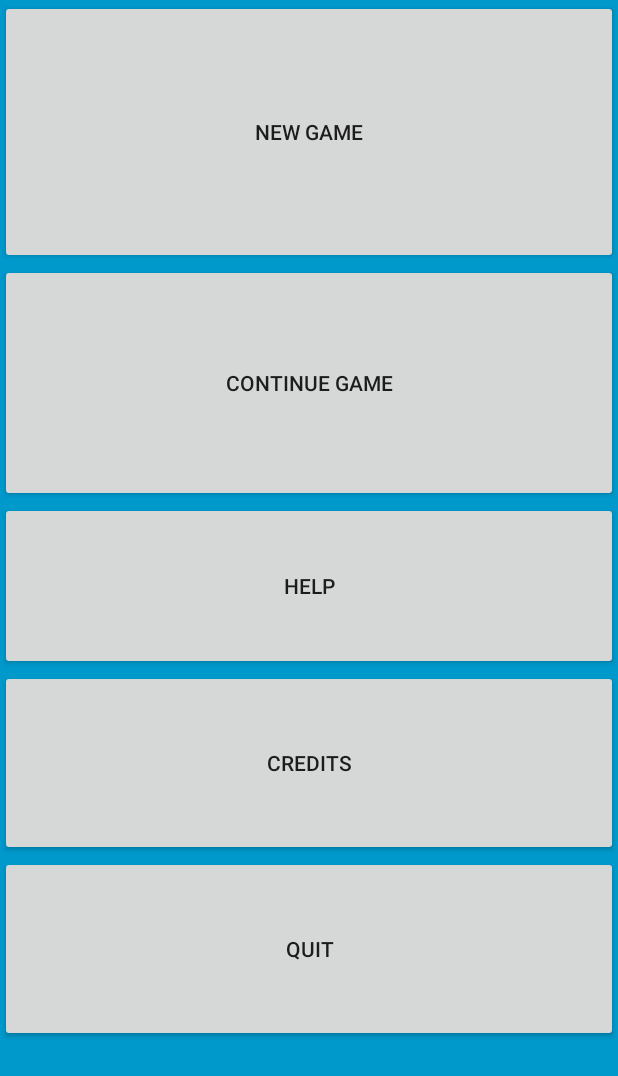
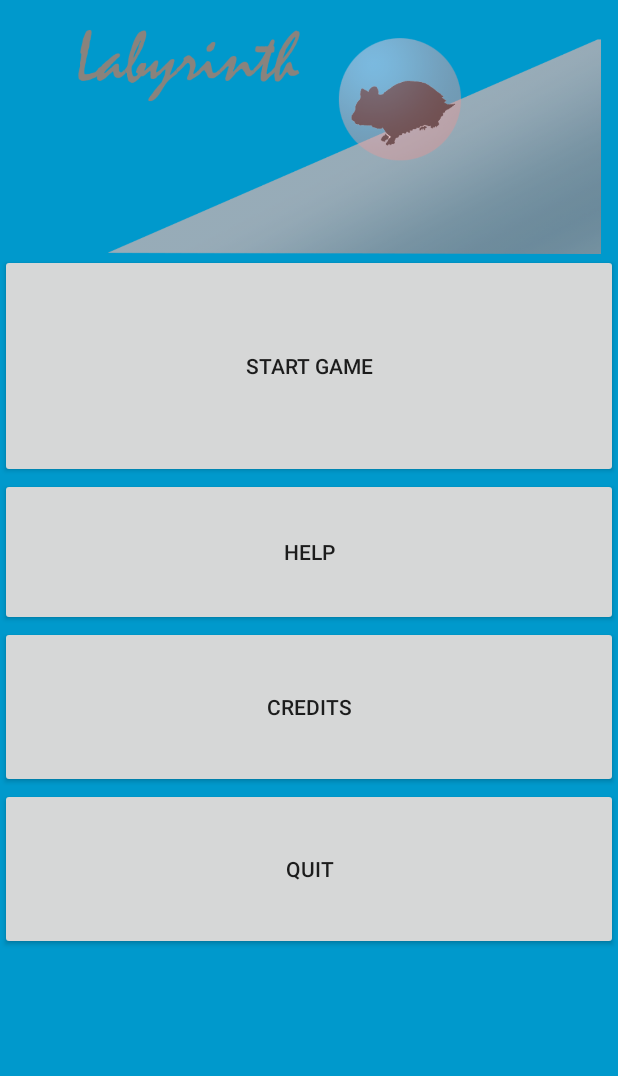
Before and after one commit to quantCat/Labyrinth, an Android app: the screen it shows after launch (StartActivity), on a phone screen of 412 x 824 dp. Shown: the top 1076 px of the screen. Run offline under Robolectric (Android 15) with nearby library versions, the light colour scheme and no system bars.

Commit message:
Start activity: remove "Continue game"; add picture.

```diff
--- a/app/src/main/java/com/example/veronika/ball/StartActivity.java
+++ b/app/src/main/java/com/example/veronika/ball/StartActivity.java
@@ -26,22 +26,6 @@
                 startActivity(game_intent);
             }
         });
-
-        final Button bcontinueGame = (Button) findViewById(R.id.button_continue_game);
-        bcontinueGame.setOnClickListener(new View.OnClickListener() {
-            public void onClick(View v) {
-                startActivity(game_intent);
-            }
-        });
-
-        /*final Intent settings_intent = new Intent(this, SettingsActivity.class);
-        final Button bsettings = (Button) findViewById(R.id.button_settings);
-        bsettings.setOnClickListener(new View.OnClickListener() {
-            public void onClick(View v) {
-                startActivity(settings_intent);
-                startService(new Intent(StartActivity.this, MusicServiceSet.class));
-            }
-        });*/
 
         final Intent help_intent = new Intent(this, HelpActivity.class).
                 addFlags(Intent.FLAG_ACTIVITY_NO_HISTORY);
--- a/app/src/main/res/layout/start_activity.xml
+++ b/app/src/main/res/layout/start_activity.xml
@@ -1,30 +1,23 @@
 <?xml version="1.0" encoding="utf-8"?>
 <LinearLayout xmlns:android="http://schemas.android.com/apk/res/android"
+    xmlns:app="http://schemas.android.com/apk/res-auto"
     android:orientation="vertical" android:layout_width="match_parent"
     android:layout_height="match_parent"
     android:weightSum="1"
     android:background="@android:color/holo_blue_dark">
 
+    <ImageView
+        android:layout_width="match_parent"
+        android:layout_height="169dp"
+        app:srcCompat="@drawable/menu"
+        android:id="@+id/imageView2" />
+
     <Button
-        android:text="NEW GAME"
+        android:text="START GAME"
         android:layout_width="match_parent"
         android:layout_height="wrap_content"
         android:id="@+id/button_new_game"
         android:layout_weight="0.22" />
-
-    <Button
-        android:text="CONTINUE GAME"
-        android:layout_width="match_parent"
-        android:id="@+id/button_continue_game"
-        android:layout_height="wrap_content"
-        android:layout_weight="0.19" />
-
-   <!-- <Button
-        android:text="SETTINGS"
-        android:layout_width="match_parent"
-        android:layout_height="wrap_content"
-        android:id="@+id/button_settings"
-        android:layout_weight="0.17" /> -->
 
     <Button
         android:text="HELP"
```
